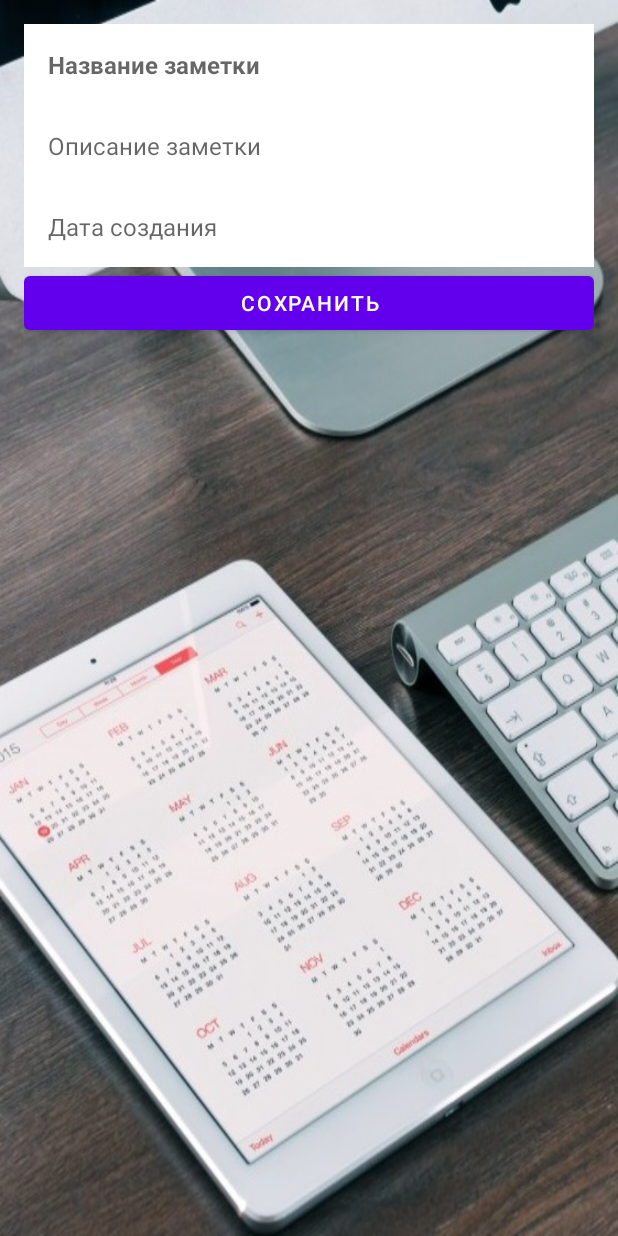
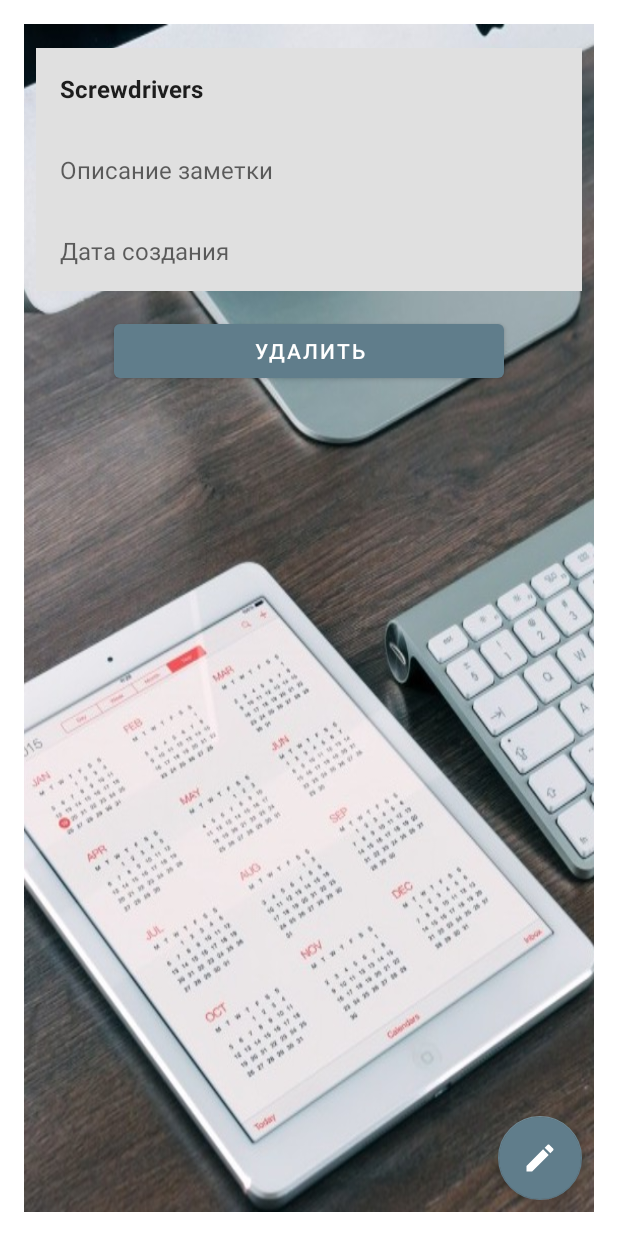
Before and after one commit to Tati1909/NotesApp, an Android app: the layout fragment_detail_item.xml on its own in the app's theme, with its tools: preview values and no code run, on a phone screen of 412 x 824 dp. Run offline under Robolectric (Android 15) with nearby library versions, the phone set to English and light mode, and no system bars.

Commit message:
Связала данные Entity c ViewModel, чтобы при переходе на экран с деталями заметки на нем отображались данные выбранной заметки

```diff
--- a/app/src/main/java/com/example/notes/NotesAdapter.kt
+++ b/app/src/main/java/com/example/notes/NotesAdapter.kt
@@ -10,9 +10,8 @@ import com.example.notes.room.NoteEntity
 import com.example.notes.room.getFormattedData
 
 //см 5.1.2.8
-//Функция onItemClicked будет использоваться для обработки навигации, когда элемент выбран на первом экране,
-//а для второго экрана вы просто передадите пустую функцию.
-//onItemClicked принимает данные Entity
+//Функция onItemClicked будет использоваться для обработки навигации, когда выбран элемент списка
+//onItemClicked принимает данные Entity, т.к. будем переходить по id нашей Entity
 class NotesAdapter(private val onItemClicked: (NoteEntity) -> Unit) :
     ListAdapter<NoteEntity, NotesAdapter.ViewHolder>(DiffCallback) {
 
--- /dev/null
+++ b/app/src/main/res/drawable-v24/ic_edit.xml
@@ -0,0 +1,10 @@
+<vector xmlns:android="http://schemas.android.com/apk/res/android"
+    android:width="24dp"
+    android:height="24dp"
+    android:tint="#FFFFFF"
+    android:viewportWidth="24"
+    android:viewportHeight="24">
+    <path
+        android:fillColor="@android:color/white"
+        android:pathData="M3,17.25V21h3.75L17.81,9.94l-3.75,-3.75L3,17.25zM20.71,7.04c0.39,-0.39 0.39,-1.02 0,-1.41l-2.34,-2.34c-0.39,-0.39 -1.02,-0.39 -1.41,0l-1.83,1.83 3.75,3.75 1.83,-1.83z" />
+</vector>
--- a/app/src/main/res/layout/fragment_detail_item.xml
+++ b/app/src/main/res/layout/fragment_detail_item.xml
@@ -1,48 +1,79 @@
 <?xml version="1.0" encoding="utf-8"?>
-<LinearLayout xmlns:android="http://schemas.android.com/apk/res/android"
+<androidx.constraintlayout.widget.ConstraintLayout xmlns:android="http://schemas.android.com/apk/res/android"
+    xmlns:app="http://schemas.android.com/apk/res-auto"
     android:layout_width="match_parent"
     android:layout_height="match_parent"
+    xmlns:tools="http://schemas.android.com/tools"
     android:background="@drawable/keyboard_apple"
-    android:orientation="vertical"
-    xmlns:tools="http://schemas.android.com/tools"
-    android:padding="@dimen/padding_default"
-    tools:showIn=".MainActivity">
+    android:layout_margin="@dimen/margin"
+    tools:context=".view.DetailNoteFragment">
 
-    <EditText
+    <TextView
         android:id="@+id/note_title"
+        style="@style/Widget.Inventory.TextView"
+        android:layout_width="match_parent"
+        android:layout_marginStart="@dimen/margin_between_elements"
+        android:layout_marginTop="@dimen/padding_default"
+        android:layout_marginEnd="@dimen/margin_between_elements"
+        android:background="@color/grey_300"
+        android:textStyle="bold"
+        android:padding="@dimen/padding_default"
+        app:layout_constraintBottom_toTopOf="@+id/note_description"
+        app:layout_constraintEnd_toEndOf="parent"
+        app:layout_constraintStart_toStartOf="parent"
+        app:layout_constraintTop_toTopOf="parent"
+        tools:text="Screwdrivers" />
+
+    <TextView
+        android:id="@+id/note_description"
+        style="@style/Widget.Inventory.TextView"
+        android:layout_marginStart="@dimen/margin_between_elements"
+        android:layout_width="match_parent"
+        android:padding="@dimen/padding_default"
+        android:layout_marginEnd="@dimen/margin_between_elements"
+        android:background="@color/grey_300"
+        android:hint="@string/note_description"
+        app:layout_constraintBottom_toTopOf="@+id/date_of_creation"
+        app:layout_constraintEnd_toEndOf="parent"
+        app:layout_constraintStart_toStartOf="parent"
+        app:layout_constraintTop_toBottomOf="@+id/note_title" />
+
+    <TextView
+        android:id="@+id/date_of_creation"
+        style="@style/Widget.Inventory.TextView"
+        android:layout_width="0dp"
+        android:layout_marginStart="@dimen/margin_between_elements"
+        android:padding="@dimen/padding_default"
+        android:layout_marginEnd="@dimen/margin_between_elements"
+        android:background="@color/grey_300"
+        android:hint="Дата создания"
+        app:layout_constraintBottom_toTopOf="@+id/delete_button"
+        app:layout_constraintEnd_toEndOf="parent"
+        app:layout_constraintStart_toStartOf="parent"
+        app:layout_constraintTop_toBottomOf="@+id/note_description" />
+
+    <Button
+        android:id="@+id/delete_button"
         android:layout_width="match_parent"
         android:layout_height="wrap_content"
-        android:background="@color/white"
-        android:padding="@dimen/padding_default"
-        android:hint="@string/note_title"
-        android:singleLine="true"
-        android:textSize="@dimen/size_text_default"
-        android:textStyle="bold" />
+        android:layout_marginStart="60dp"
+        android:layout_marginTop="@dimen/padding_default"
+        android:layout_marginEnd="60dp"
+        android:text="Удалить"
+        app:layout_constraintEnd_toEndOf="parent"
+        app:layout_constraintStart_toStartOf="parent"
+        app:layout_constraintTop_toBottomOf="@+id/date_of_creation" />
 
-    <EditText
-        android:id="@+id/note_description"
-        android:layout_width="match_parent"
+    <com.google.android.material.floatingactionbutton.FloatingActionButton
+        android:id="@+id/edit_button"
+        android:layout_width="wrap_content"
         android:layout_height="wrap_content"
-        android:background="@color/white"
-        android:padding="@dimen/padding_default"
-        android:hint="@string/note_description"
-        android:singleLine="true"
-        android:textSize="@dimen/size_text_default" />
+        android:layout_marginEnd="@dimen/margin_between_elements"
+        android:layout_marginBottom="@dimen/margin_between_elements"
+        android:contentDescription="@string/edit_item"
+        android:src="@drawable/ic_edit"
+        app:layout_constraintBottom_toBottomOf="parent"
+        app:layout_constraintEnd_toEndOf="parent"
+        app:tint="@android:color/white" />
 
-    <EditText
-        android:id="@+id/date_of_creation"
-        android:layout_width="match_parent"
-        android:layout_height="wrap_content"
-        android:background="@color/white"
-        android:padding="@dimen/padding_default"
-        android:hint="@string/date_of_creation"
-        android:singleLine="true"
-        android:textSize="@dimen/size_text_default" />
-
-    <Button
-        android:id="@+id/save_button"
-        android:layout_width="match_parent"
-        android:layout_height="wrap_content"
-        android:text="Сохранить" />
-
-</LinearLayout>
+</androidx.constraintlayout.widget.ConstraintLayout>
--- a/app/src/main/res/layout/item_note.xml
+++ b/app/src/main/res/layout/item_note.xml
@@ -4,7 +4,7 @@
     xmlns:tools="http://schemas.android.com/tools"
     android:layout_width="match_parent"
     android:layout_height="wrap_content"
-    android:layout_margin="6dp"
+    android:layout_margin="4dp"
     android:orientation="vertical"
     app:cardCornerRadius="@dimen/note_card_radius"
     app:contentPadding="@dimen/padding_default">
--- a/app/src/main/res/values/colors.xml
+++ b/app/src/main/res/values/colors.xml
@@ -7,4 +7,10 @@
     <color name="teal_700">#FF018786</color>
     <color name="black">#FF000000</color>
     <color name="white">#FFFFFFFF</color>
+    <color name="red_700">#FFD32F2F</color>
+    <color name="grey_300">#e0e0e0</color>
+    <color name="grey_500">#9e9e9e</color>
+    <color name="blue_gray_300">#90a4ae</color>
+    <color name="blue_gray_500">#607d8b</color>
+    <color name="blue_gray_700">#455a64</color>
 </resources>
--- a/app/src/main/res/values/strings.xml
+++ b/app/src/main/res/values/strings.xml
@@ -21,4 +21,5 @@
     <string name="save_action">Сохранить</string>
     <string name="add_new_item">Добавить новую заметку</string>
     <string name="item_detail_fragment_title">Детали</string>
+    <string name="edit_item">Редактировать</string>
 </resources>
--- a/app/src/main/res/values/themes.xml
+++ b/app/src/main/res/values/themes.xml
@@ -2,11 +2,11 @@
     <!-- Base application theme. -->
     <style name="Theme.Notes" parent="Theme.MaterialComponents.DayNight.DarkActionBar">
         <!-- Primary brand color. -->
-        <item name="colorPrimary">@color/purple_500</item>
-        <item name="colorPrimaryVariant">@color/purple_700</item>
+        <item name="colorPrimary">@color/blue_gray_500</item>
+        <item name="colorPrimaryVariant">@color/blue_gray_700</item>
         <item name="colorOnPrimary">@color/white</item>
         <!-- Secondary brand color. -->
-        <item name="colorSecondary">@color/teal_200</item>
+        <item name="colorSecondary">@color/blue_gray_500</item>
         <item name="colorSecondaryVariant">@color/teal_700</item>
         <item name="colorOnSecondary">@color/black</item>
         <!-- Status bar color. -->
```
Also changed, not shown: app/src/main/java/com/example/notes/NotesViewModel.kt (+4 -3 lines), app/src/main/java/com/example/notes/view/DetailNoteFragment.kt (+62 -0 lines), app/src/main/res/values/styles.xml (added, +54 -0 lines).
